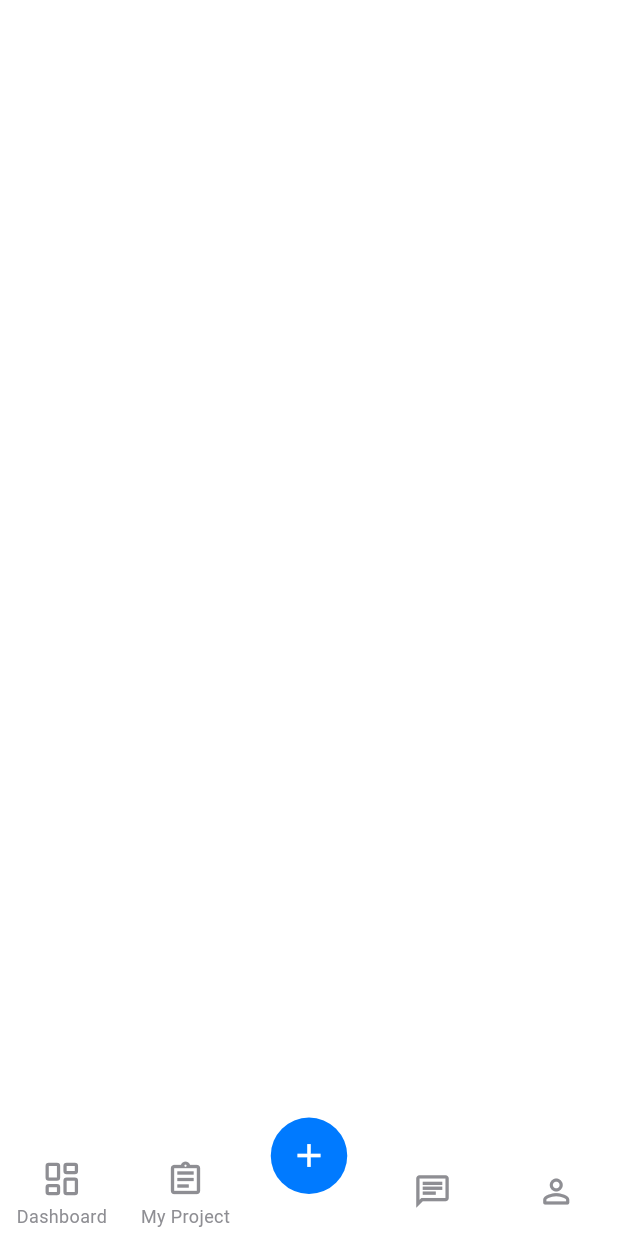
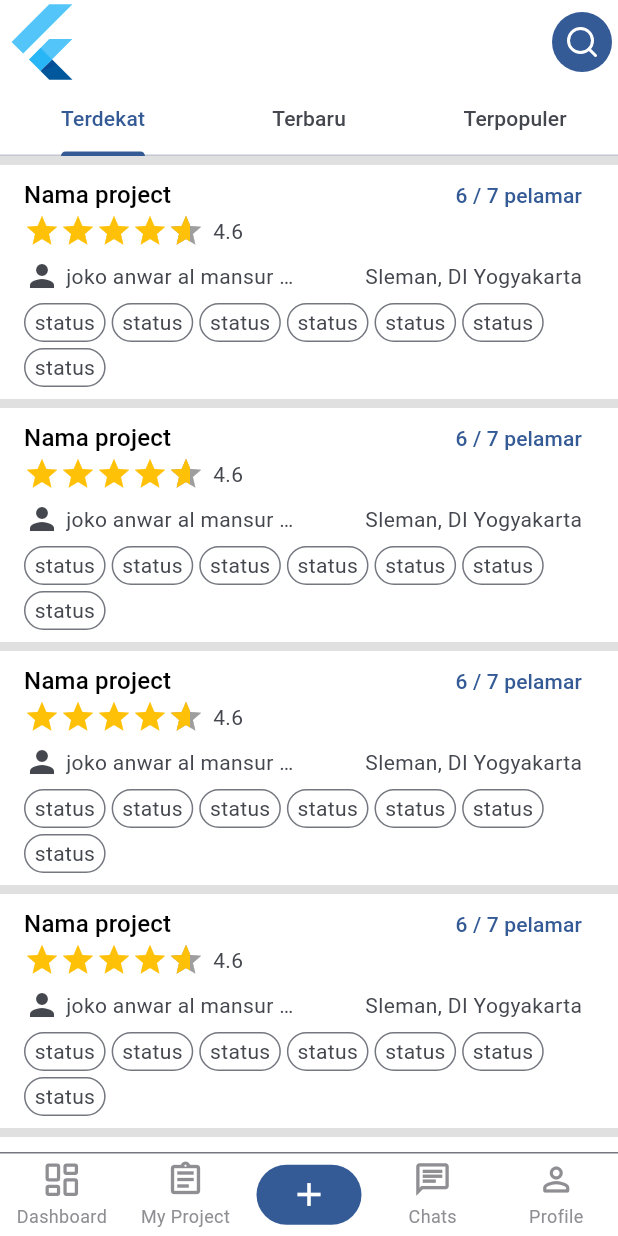
Before and after one commit to Ariyalex/SEJASA, a Flutter app: the screen it shows after launch, on a phone screen of 412 x 824 dp. Run offline on Flutter 3.47's test engine with Material 3 defaults, Android fonts, the phone set to English and light mode, and no system bars; drawn by our look-alikes of flutter_rating_bar, persistent_bottom_nav_bar_v2; our stand-ins replace connectivity_plus, dio, equatable, flex_color_scheme, flutter_bloc, flutter_dotenv and 6 more.

Commit message:
feat: enhance dashboard with new screen and project list widget, update app theme colors, and add rating bar dependency. This code is uncompleted, please wait for my update

```diff
--- a/lib/core/theme/app_theme.dart
+++ b/lib/core/theme/app_theme.dart
@@ -1,6 +1,7 @@
 import 'package:flex_color_scheme/flex_color_scheme.dart';
 import 'package:flutter/cupertino.dart';
 import 'package:flutter/material.dart';
+
 /// The [AppTheme] defines light and dark themes for the app.
 ///
 /// Theme setup for FlexColorScheme package v8.
@@ -20,16 +21,18 @@ abstract final class AppTheme {
   static ThemeData light = FlexThemeData.light(
     // User defined custom colors made with FlexSchemeColor() API.
     colors: const FlexSchemeColor(
-      primary: Color(0xFF4D5B8C),
+      primary: Color(0xFF355B96),
       primaryContainer: Color(0xFFA8C6E2),
-      secondary: Color(0xFF89957B),
-      secondaryContainer: Color(0xFFE0ECCF),
-      tertiary: Color(0xFF99988E),
+      secondary: Color(0xFFA8C6E2),
+      secondaryContainer: Color(0xFFD5F9FF),
+      tertiary: Color(0xFFE5E3D7),
       tertiaryContainer: Color(0xFFE5E3D7),
-      appBarColor: Color(0xFFE0ECCF),
+      appBarColor: Color(0xFFD5F9FF),
       error: Color(0xFFBA1A1A),
       errorContainer: Color(0xFFFFDAD6),
     ),
+    // Input color modifiers.
+    usedColors: 7,
     // Component theme configurations for light mode.
     subThemesData: const FlexSubThemesData(
       interactionEffects: true,
@@ -50,17 +53,18 @@ abstract final class AppTheme {
     // Computing from light scheme using defaultError and toDark() methods.
     // User defined custom colors made with FlexSchemeColor() API.
     colors: const FlexSchemeColor(
-      primary: Color(0xFF4D5B8C),
+      primary: Color(0xFF355B96),
       primaryContainer: Color(0xFFA8C6E2),
-      secondary: Color(0xFF89957B),
-      secondaryContainer: Color(0xFFE0ECCF),
-      tertiary: Color(0xFF99988E),
+      secondary: Color(0xFFA8C6E2),
+      secondaryContainer: Color(0xFFD5F9FF),
+      tertiary: Color(0xFFE5E3D7),
       tertiaryContainer: Color(0xFFE5E3D7),
-      appBarColor: Color(0xFFE0ECCF),
+      appBarColor: Color(0xFFD5F9FF),
       error: Color(0xFFBA1A1A),
       errorContainer: Color(0xFFFFDAD6),
     ).defaultError.toDark(10, true),
     // Input color modifiers.
+    usedColors: 7,
     swapColors: true,
     // Component theme configurations for dark mode.
     subThemesData: const FlexSubThemesData(
--- /dev/null
+++ b/lib/core/widgets/my_chip.dart
@@ -0,0 +1,20 @@
+import 'package:flutter/material.dart';
+
+class MyChip extends StatelessWidget {
+  const MyChip({super.key, required this.theme});
+
+  final ThemeData theme;
+
+  @override
+  Widget build(BuildContext context) {
+    return Container(
+      decoration: BoxDecoration(
+        color: theme.chipTheme.backgroundColor,
+        border: Border.all(color: theme.dividerColor),
+        borderRadius: BorderRadius.circular(50),
+      ),
+      padding: EdgeInsets.symmetric(vertical: 2, horizontal: 6),
+      child: Text("status"),
+    );
+  }
+}
--- /dev/null
+++ b/lib/modules/dashboard/view/dashboard_screen.dart
@@ -0,0 +1,73 @@
+import 'package:flutter/material.dart';
+import 'package:flutter_hooks/flutter_hooks.dart';
+import 'package:lucide_icons_flutter/lucide_icons.dart';
+import 'package:sejasa/modules/dashboard/widgets/build_project_list_widget.dart';
+
+class DashboardScreen extends HookWidget {
+  const DashboardScreen({super.key});
+
+  @override
+  Widget build(BuildContext context) {
+    final tabBarController = useTabController(initialLength: 3);
+    final theme = Theme.of(context);
+    return Scaffold(
+      backgroundColor: theme.focusColor,
+      // appBar: AppBar(
+      //   leading: FlutterLogo(),
+      //   actions: [
+      //     IconButton.filled(
+      //       onPressed: () {},
+      //       icon: Icon(LucideIcons.search, color: theme.colorScheme.onPrimary),
+      //     ),
+      //   ],
+      //   bottom: TabBar(
+      //     controller: tabBarController,
+      //     tabs: [
+      //       Tab(text: "Terdekat"),
+      //       Tab(text: "Terbaru"),
+      //       Tab(text: "Terpopuler"),
+      //     ],
+      //   ),
+      // ),
+      body: NestedScrollView(
+        headerSliverBuilder: (context, innerBoxIsScrolled) {
+          return [
+            SliverAppBar(
+              leading: FlutterLogo(),
+              floating: true,
+              snap: true,
+              pinned: true,
+              actions: [
+                IconButton.filled(
+                  onPressed: () {},
+                  icon: Icon(
+                    LucideIcons.search,
+                    color: theme.colorScheme.onPrimary,
+                  ),
+                ),
+              ],
+              bottom: TabBar(
+                controller: tabBarController,
+                tabs: [
+                  Tab(text: "Terdekat"),
+                  Tab(text: "Terbaru"),
+                  Tab(text: "Terpopuler"),
+                ],
+              ),
+            ),
+          ];
+        },
+
+        body: TabBarView(
+          controller: tabBarController,
+
+          children: [
+            BuildProjectListWidget(theme: theme),
+            BuildProjectListWidget(theme: theme),
+            BuildProjectListWidget(theme: theme),
+          ],
+        ),
+      ),
+    );
+  }
+}
--- /dev/null
+++ b/lib/modules/dashboard/widgets/build_project_list_widget.dart
@@ -0,0 +1,26 @@
+import 'package:flutter/material.dart';
+import 'package:sejasa/core/utils/log_utils.dart';
+import 'package:sejasa/modules/dashboard/widgets/project_item_widget.dart';
+
+class BuildProjectListWidget extends StatelessWidget {
+  const BuildProjectListWidget({super.key, required this.theme});
+
+  final ThemeData theme;
+
+  @override
+  Widget build(BuildContext context) {
+    return RefreshIndicator(
+      onRefresh: () async {
+        LogUtils.d("belum ada apa apa");
+      },
+      child: ListView.separated(
+        padding: EdgeInsets.symmetric(vertical: 6),
+        itemCount: 20,
+        separatorBuilder: (context, index) => SizedBox(height: 6),
+        itemBuilder: (context, index) {
+          return Column(children: [ProjectItemWidget(theme: theme)]);
+        },
+      ),
+    );
+  }
+}
--- /dev/null
+++ b/lib/modules/dashboard/widgets/project_item_widget.dart
@@ -0,0 +1,88 @@
+import 'package:flutter/material.dart';
+import 'package:flutter_rating_bar/flutter_rating_bar.dart';
+import 'package:sejasa/core/widgets/my_chip.dart';
+
+class ProjectItemWidget extends StatelessWidget {
+  const ProjectItemWidget({super.key, required this.theme});
+
+  final ThemeData theme;
+
+  @override
+  Widget build(BuildContext context) {
+    return ListTile(
+      title: Row(
+        mainAxisAlignment: MainAxisAlignment.spaceBetween,
+        children: [
+          Text("Nama project", style: theme.textTheme.titleMedium),
+          Text(
+            "6 / 7 pelamar",
+            style: theme.textTheme.titleSmall!.copyWith(
+              color: theme.colorScheme.primary,
+            ),
+          ),
+        ],
+      ),
+      subtitle: Column(
+        spacing: 6,
+        crossAxisAlignment: CrossAxisAlignment.start,
+        children: [
+          Row(
+            spacing: 6,
+            children: [
+              RatingBarIndicator(
+                itemBuilder: (context, index) {
+                  return Icon(Icons.star, color: Colors.amber);
+                },
+                itemCount: 5,
+
+                rating: 4.6,
+                itemSize: 24,
+              ),
+              Text("4.6"),
+            ],
+          ),
+          Row(
+            mainAxisAlignment: MainAxisAlignment.spaceBetween,
+            children: [
+              Flexible(
+                child: Row(
+                  spacing: 4,
+                  children: [
+                    Icon(Icons.person),
+                    Expanded(
+                      child: Text(
+                        "joko anwar al mansur bin sigma",
+                        overflow: TextOverflow.ellipsis,
+                      ),
+                    ),
+                  ],
+                ),
+              ),
+              Flexible(
+                child: Text(
+                  "Sleman, DI Yogyakarta",
+                  overflow: TextOverflow.ellipsis,
+                ),
+              ),
+            ],
+          ),
+          Wrap(
+            spacing: 4,
+            runSpacing: 4,
+            children: [
+              MyChip(theme: theme),
+              MyChip(theme: theme),
+              MyChip(theme: theme),
+              MyChip(theme: theme),
+              MyChip(theme: theme),
+              MyChip(theme: theme),
+              MyChip(theme: theme),
+            ],
+          ),
+        ],
+      ),
+      onTap: () {},
+      tileColor: theme.scaffoldBackgroundColor,
+    );
+  }
+}
--- a/lib/modules/main_tab/view/main_tab.dart
+++ b/lib/modules/main_tab/view/main_tab.dart
@@ -3,6 +3,7 @@ import 'package:flutter_bloc/flutter_bloc.dart';
 import 'package:lucide_icons_flutter/lucide_icons.dart';
 import 'package:persistent_bottom_nav_bar_v2/persistent_bottom_nav_bar_v2.dart';
 import 'package:sejasa/core/utils/log_utils.dart';
+import 'package:sejasa/modules/dashboard/view/dashboard_screen.dart';
 import 'package:sejasa/modules/main_tab/bloc/main_tab_bloc.dart';
 import 'package:sejasa/modules/main_tab/bloc/main_tab_state.dart';
 
@@ -23,10 +24,11 @@ class MainTab extends StatelessWidget {
             controller: mainTabBloc.mainTabController,
             tabs: [
               PersistentTabConfig(
-                screen: Scaffold(),
+                screen: DashboardScreen(),
                 item: ItemConfig(
                   icon: const Icon(LucideIcons.layoutDashboard),
                   title: "Dashboard",
+                  activeForegroundColor: theme.colorScheme.primary,
                 ),
               ),
               PersistentTabConfig(
@@ -34,11 +36,13 @@ class MainTab extends StatelessWidget {
                 item: ItemConfig(
                   icon: const Icon(Icons.assignment_outlined),
                   title: "My Project",
+                  activeForegroundColor: theme.colorScheme.primary,
                 ),
               ),
               PersistentTabConfig.noScreen(
                 item: ItemConfig(
                   icon: Icon(Icons.add, color: theme.colorScheme.onPrimary),
+                  activeForegroundColor: theme.primaryColor,
                 ),
                 onPressed: (BuildContext context) {
                   LogUtils.d('belum ada aksi');
@@ -46,17 +50,31 @@ class MainTab extends StatelessWidget {
               ),
               PersistentTabConfig(
                 screen: Scaffold(),
-                item: ItemConfig(icon: const Icon(Icons.chat_outlined)),
+                item: ItemConfig(
+                  icon: const Icon(Icons.chat_outlined),
+                  title: "Chats",
+                  activeForegroundColor: theme.colorScheme.primary,
+                ),
               ),
               PersistentTabConfig(
                 screen: Scaffold(),
                 item: ItemConfig(
                   icon: const Icon(Icons.person_outline_rounded),
+                  title: "Profile",
+                  activeForegroundColor: theme.colorScheme.primary,
                 ),
               ),
             ],
             navBarBuilder: (navbarConfig) {
-              return Style13BottomNavBar(navBarConfig: navbarConfig);
+              return Style15BottomNavBar(
+                navBarConfig: navbarConfig,
+                navBarDecoration: NavBarDecoration(
+                  padding: EdgeInsets.only(top: 8),
+                  border: BoxBorder.fromLTRB(
+                    top: BorderSide(color: theme.dividerColor),
+                  ),
+                ),
+              );
             },
           );
         },
--- a/pubspec.yaml
+++ b/pubspec.yaml
@@ -48,6 +48,7 @@ dependencies:
   lucide_icons_flutter: ^3.1.13
   connectivity_plus: ^7.1.1
   persistent_bottom_nav_bar_v2: ^6.3.2
+  flutter_rating_bar: ^4.0.1
 
 dev_dependencies:
   flutter_test:
```
Also changed, not shown: pubspec.lock.
